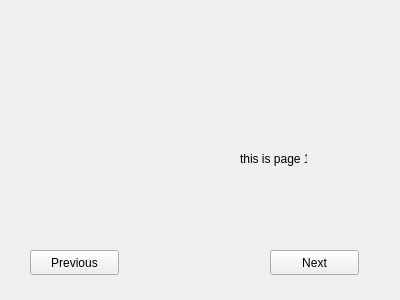
The window that stacked_widget/mainwindow.ui (davidhwang-rtr/qt_test) describes before a commit, drawn with Qt 5.
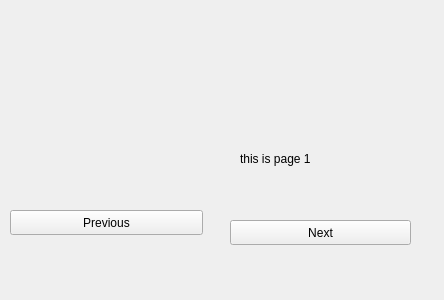
The same window after the commit.

Diff of the .ui file:
```diff
--- a/stacked_widget/mainwindow.ui
+++ b/stacked_widget/mainwindow.ui
@@ -6,7 +6,7 @@
    <rect>
     <x>0</x>
     <y>0</y>
-    <width>400</width>
+    <width>444</width>
     <height>300</height>
    </rect>
   </property>
@@ -38,7 +38,7 @@
         <rect>
          <x>30</x>
          <y>20</y>
-         <width>67</width>
+         <width>91</width>
          <height>17</height>
         </rect>
        </property>
@@ -67,9 +67,9 @@
    <widget class="QPushButton" name="pushButton_previous">
     <property name="geometry">
      <rect>
-      <x>30</x>
-      <y>250</y>
-      <width>89</width>
+      <x>10</x>
+      <y>210</y>
+      <width>193</width>
       <height>25</height>
      </rect>
     </property>
@@ -80,9 +80,9 @@
    <widget class="QPushButton" name="pushButton_next">
     <property name="geometry">
      <rect>
-      <x>270</x>
-      <y>250</y>
-      <width>89</width>
+      <x>230</x>
+      <y>220</y>
+      <width>181</width>
       <height>25</height>
      </rect>
     </property>
```
